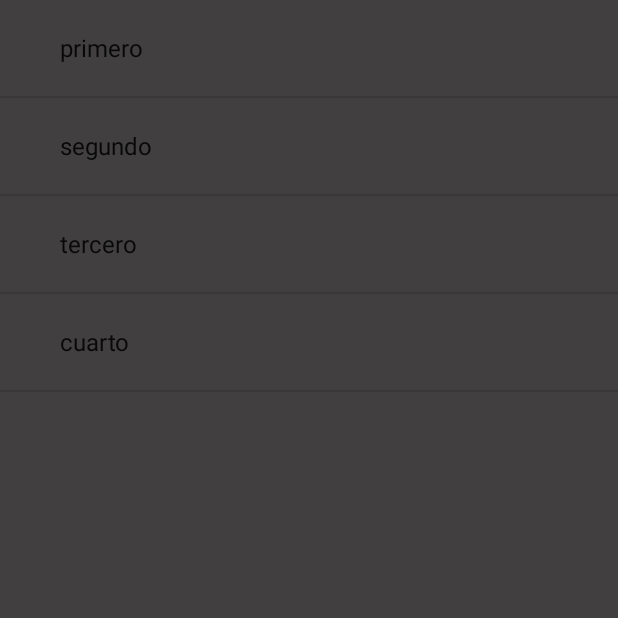
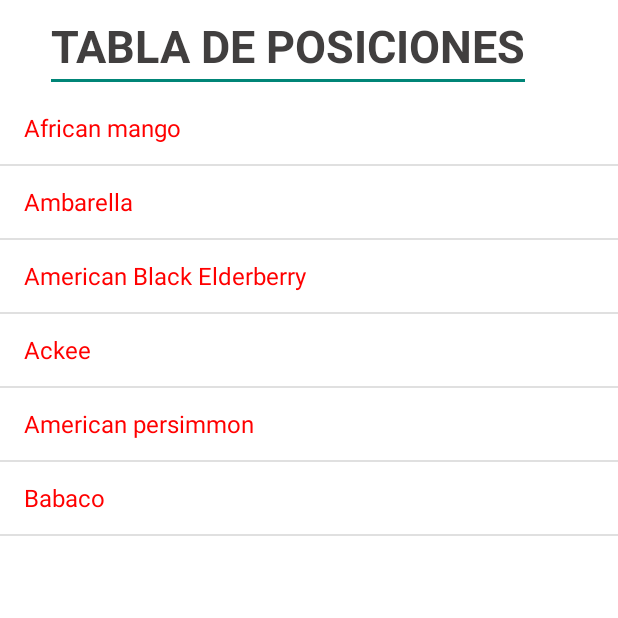
Before and after one commit to adrorodri/programacion3-pancake9.0, an Android app: the PosicionesActivity screen opened directly, with no data from a screen before it, on a phone screen of 412 x 824 dp, the top half of it. Run offline under Robolectric (Android 15) with nearby library versions, the phone set to English and light mode, and no system bars; our stand-ins replace Firebase (no records; nobody signed in at launch, a user with empty details on screens opened directly).

Commit message:
posiciones

```diff
--- a/app/src/main/java/com/example/andres/mundial/UI/PosicionesActivity.java
+++ b/app/src/main/java/com/example/andres/mundial/UI/PosicionesActivity.java
@@ -2,69 +2,118 @@ package com.example.andres.mundial.UI;
 
 import android.content.Intent;
 import android.content.SharedPreferences;
+import android.graphics.Color;
+import android.os.Bundle;
 import android.support.v7.app.AppCompatActivity;
-import android.os.Bundle;
 import android.view.View;
+import android.view.ViewGroup;
 import android.widget.ArrayAdapter;
 import android.widget.ListView;
+import android.widget.TextView;
 
 import com.example.andres.mundial.R;
 import com.google.firebase.database.DatabaseReference;
 import com.google.firebase.database.FirebaseDatabase;
 
+import java.util.ArrayList;
+import java.util.Arrays;
+import java.util.List;
+
 public class PosicionesActivity extends AppCompatActivity {
-    ListView listView;
-    String[] posiciones = new String[]{"primero","segundo","tercero","cuarto"};
+    //ListView listView;
+    //String[] posiciones = new String[]{"primero","segundo","tercero","cuarto"};
 
     private DatabaseReference databaseReference;
     SharedPreferences sharedPreferences;
     static final String SHARED_PREFERENCES = "MySharedPreferences";
     static final String KEY_USERNAME = "username";
+
     @Override
     protected void onCreate(Bundle savedInstanceState) {
         super.onCreate(savedInstanceState);
         setContentView(R.layout.activity_posiciones);
         databaseReference = FirebaseDatabase.getInstance().getReference();
         sharedPreferences = getSharedPreferences(SHARED_PREFERENCES, MODE_PRIVATE);
-        listView=(ListView) findViewById(R.id.listView);
-        ArrayAdapter<String> adapter=new ArrayAdapter<String>(this,android.R.layout.simple_expandable_list_item_1,posiciones);
+        // listView=(ListView) findViewById(R.id.listView);
+        //ArrayAdapter<String> adapter=new ArrayAdapter<String>(this,android.R.layout.simple_expandable_list_item_1,posiciones);
 
-        listView.setAdapter(adapter);
+        // listView.setAdapter(adapter);
+
+        // Get reference of widgets from XML layout
+        final ListView lv = (ListView) findViewById(R.id.lv);
+
+        // Initializing a new String Array
+        String[] fruits = new String[]{
+                "African mango",
+                "Ambarella",
+                "American Black Elderberry",
+                "Ackee",
+                "American persimmon",
+                "Babaco"
+        };
+
+        // Create a List from String Array elements
+        List<String> fruits_list = new ArrayList<String>(Arrays.asList(fruits));
+
+        // Create an ArrayAdapter from List
+        ArrayAdapter<String> arrayAdapter = new ArrayAdapter<String>
+                (this, android.R.layout.simple_list_item_1, fruits_list) {
+            @Override
+            public View getView(int position, View convertView, ViewGroup parent) {
+                // Get the Item from ListView
+                View view = super.getView(position, convertView, parent);
+
+                // Initialize a TextView for ListView each Item
+                TextView tv = (TextView) view.findViewById(android.R.id.text1);
+
+                // Set the text color of TextView (ListView Item)
+                tv.setTextColor(Color.RED);
+
+                // Generate ListView Item using TextView
+                return view;
+            }
+        };
+
+        // DataBind ListView with items from ArrayAdapter
+        lv.setAdapter(arrayAdapter);
     }
+
+
     public void setSharedPreferences() {
         SharedPreferences.Editor editor = sharedPreferences.edit();
         editor.putBoolean(KEY_USERNAME, false);
         editor.apply();
     }
-    public void clickDraw(View view){
+
+    public void clickDraw(View view) {
         Intent intent;
-        switch (view.getId()){
-            case R.id.perfil:{
+        switch (view.getId()) {
+            case R.id.perfil: {
                 intent = new Intent(this, UsuarioActivity.class);
                 break;
             }
-            case R.id.tablas:{
-                intent = new Intent(this,PosicionesActivity.class);
+            case R.id.tablas: {
+                intent = new Intent(this, PosicionesActivity.class);
                 break;
             }
-            case R.id.partidos:{
+            case R.id.partidos: {
                 intent = new Intent(this, TablaPartidosActivity.class);
                 break;
             }
-            case R.id.apuestas:{
+            case R.id.apuestas: {
                 intent = new Intent(this, ApuestasActivity.class);
                 break;
             }
-            case R.id.resultados:{
+            case R.id.resultados: {
                 intent = new Intent(this, ResultadosActivity.class);
                 break;
             }
-            case R.id.logout:{
+            case R.id.logout: {
                 setSharedPreferences();
                 intent = new Intent(this, MainActivity.class);
                 break;
             }
-            default:{
+            default: {
                 intent = new Intent(this, UsuarioActivity.class);
                 break;
             }
--- a/app/src/main/java/com/example/andres/mundial/UI/SignUpActivity.java
+++ b/app/src/main/java/com/example/andres/mundial/UI/SignUpActivity.java
@@ -49,6 +49,7 @@ public class SignUpActivity extends AppCompatActivity {
 
             }
         });*/
+
         databaseReference = FirebaseDatabase.getInstance().getReference();
     }
 
@@ -112,10 +113,10 @@ public class SignUpActivity extends AppCompatActivity {
                     FirebaseUser firebaseUser = firebaseAuth.getCurrentUser();
                     firebaseUser.sendEmailVerification();
                     Usuario user = new Usuario( firebaseUser.getUid(),nameValue, 0);
-                    databaseReference.child("Usuario").child(user.getId()).setValue(user);
+                    //databaseReference.child("Usuario").child(user.getId()).setValue(user);
                     for(int j = 0; j<6;j++){
 
-                      databaseReference.child("Usuario").child(user.getId()).child("Partidos").child("Partido"+j).setValue(new Partidos(Integer.MAX_VALUE,Integer.MAX_VALUE,"Egipto","Uruguay"));
+                     // databaseReference.child("Usuario").child(user.getId()).child("Partidos").child("Partido"+j).setValue(new Partidos(Integer.MAX_VALUE,Integer.MAX_VALUE,"Egipto","Uruguay"));
                     };
 
                     if(firebaseUser.isEmailVerified()){
--- a/app/src/main/res/layout/activity_posiciones.xml
+++ b/app/src/main/res/layout/activity_posiciones.xml
@@ -4,11 +4,25 @@
     android:layout_width="match_parent"
     android:layout_height="match_parent"
     android:fitsSystemWindows="true"
-    android:background="@color/colorNegro"
+    android:background="@color/colorAccent"
     android:orientation="vertical"
     tools:context="com.example.andres.mundial.UI.UsuarioActivity">
+
+    <LinearLayout
+        android:layout_width="wrap_content"
+        android:layout_height="match_parent"
+        android:orientation="vertical">
+        <EditText
+            android:layout_width="wrap_content"
+            android:layout_height="wrap_content"
+            android:textColor="@color/colorNegro"
+            android:text="TABLA DE POSICIONES"
+            android:layout_marginStart="30dp"
+            android:textStyle="bold"
+            android:textSize="@dimen/grande"/>
+
     <ListView
-        android:id="@+id/listView"
+        android:id="@+id/lv"
         android:layout_width="wrap_content"
         android:layout_height="match_parent">
     </ListView>
@@ -17,5 +31,5 @@
         android:layout_height="match_parent"
         android:layout_gravity="start"
         layout="@layout/activity_menu"/>
-
+    </LinearLayout>
 </android.support.v4.widget.DrawerLayout>
```
